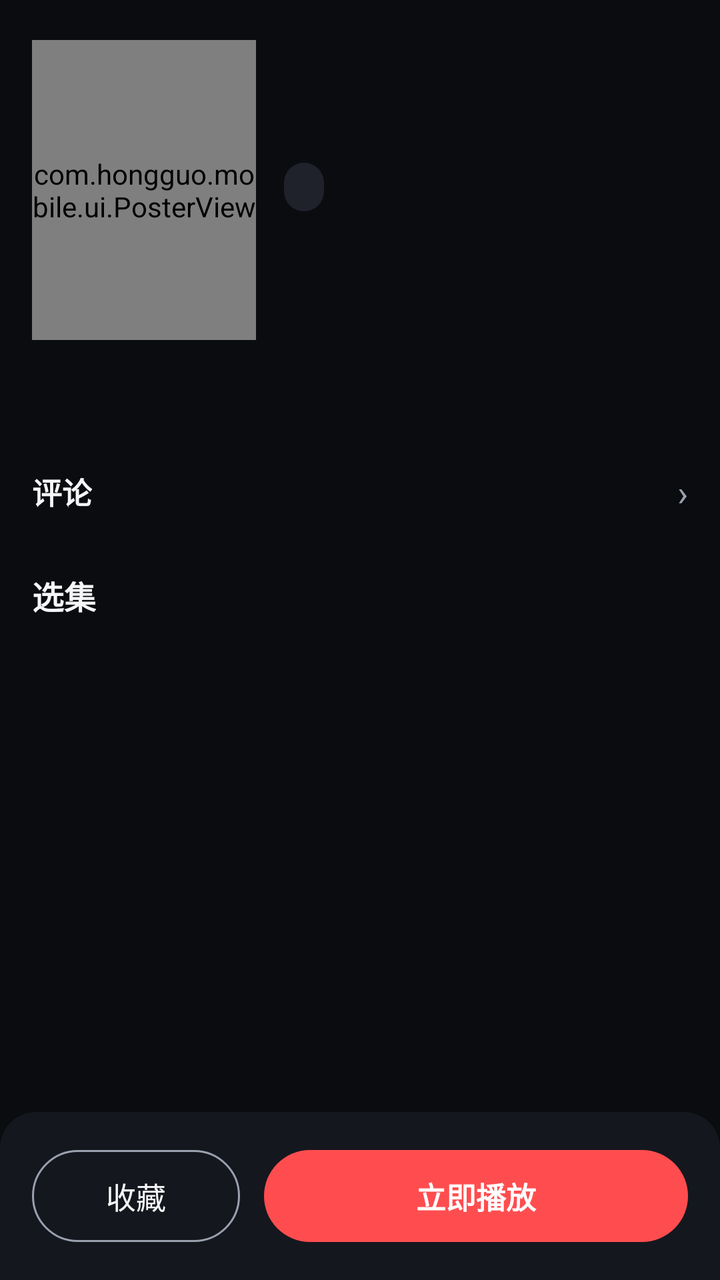
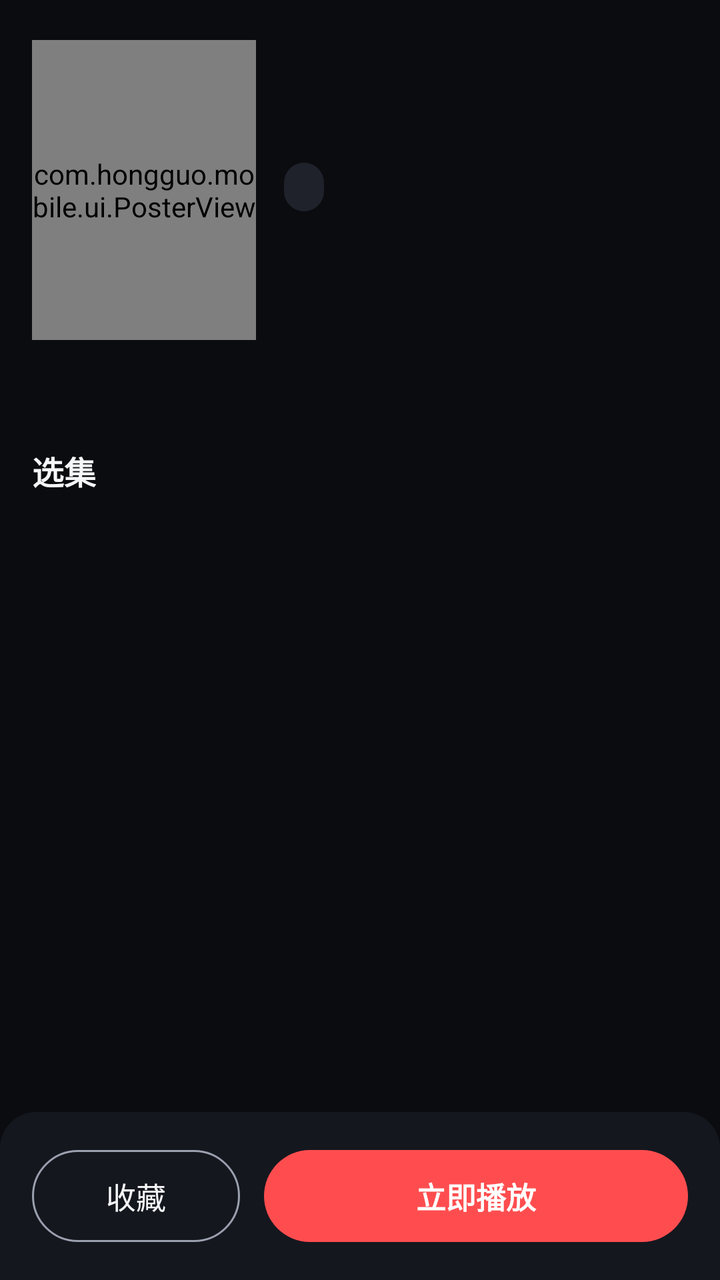

Before-and-after screenshots of an Android layout around one commit, followed by the original layout XML and the change that was made.
<!-- AndroidManifest.xml: application theme AppTheme -->
<!-- res/layout/activity_detail.xml -->
<?xml version="1.0" encoding="utf-8"?>
<FrameLayout xmlns:android="http://schemas.android.com/apk/res/android"
    android:id="@+id/root"
    android:layout_width="match_parent"
    android:layout_height="match_parent"
    android:background="@color/bg">

    <ScrollView
        android:id="@+id/scroll"
        android:layout_width="match_parent"
        android:layout_height="match_parent"
        android:fillViewport="true"
        android:scrollbars="none">

        <LinearLayout
            android:layout_width="match_parent"
            android:layout_height="wrap_content"
            android:orientation="vertical"
            android:paddingBottom="104dp">

            <LinearLayout
                android:layout_width="match_parent"
                android:layout_height="wrap_content"
                android:orientation="horizontal"
                android:paddingStart="16dp"
                android:paddingTop="20dp"
                android:paddingEnd="16dp">

                <com.hongguo.mobile.ui.PosterView
                    android:id="@+id/cover"
                    android:layout_width="112dp"
                    android:layout_height="150dp"
                    android:background="@color/surface" />

                <LinearLayout
                    android:layout_width="0dp"
                    android:layout_height="wrap_content"
                    android:layout_marginStart="14dp"
                    android:layout_weight="1"
                    android:orientation="vertical">

                    <TextView
                        android:id="@+id/title"
                        android:layout_width="match_parent"
                        android:layout_height="wrap_content"
                        android:textColor="@color/text"
                        android:textSize="20sp"
                        android:textStyle="bold" />

                    <TextView
                        android:id="@+id/tags"
                        android:layout_width="match_parent"
                        android:layout_height="wrap_content"
                        android:layout_marginTop="8dp"
                        android:ellipsize="end"
                        android:maxLines="2"
                        android:textColor="@color/text_muted"
                        android:textSize="12sp" />

                    <TextView
                        android:id="@+id/episodeCount"
                        android:layout_width="wrap_content"
                        android:layout_height="wrap_content"
                        android:layout_marginTop="10dp"
                        android:background="@drawable/bg_chip"
                        android:paddingStart="10dp"
                        android:paddingTop="4dp"
                        android:paddingEnd="10dp"
                        android:paddingBottom="4dp"
                        android:textColor="@color/text"
                        android:textSize="12sp" />
                </LinearLayout>
            </LinearLayout>

            <TextView
                android:id="@+id/description"
                android:layout_width="match_parent"
                android:layout_height="wrap_content"
                android:layout_marginStart="16dp"
                android:layout_marginTop="18dp"
                android:layout_marginEnd="16dp"
                android:lineSpacingExtra="4dp"
                android:textColor="@color/text_muted"
                android:textSize="13sp" />

            <LinearLayout
                android:id="@+id/commentsEntry"
                android:layout_width="match_parent"
                android:layout_height="wrap_content"
                android:layout_marginTop="18dp"
                android:gravity="center_vertical"
                android:orientation="horizontal"
                android:paddingStart="16dp"
                android:paddingTop="10dp"
                android:paddingEnd="16dp"
                android:paddingBottom="10dp">

                <TextView
                    android:layout_width="wrap_content"
                    android:layout_height="wrap_content"
                    android:text="评论"
                    android:textColor="@color/text"
                    android:textSize="15sp"
                    android:textStyle="bold" />

                <TextView
                    android:id="@+id/commentsHint"
                    android:layout_width="wrap_content"
                    android:layout_height="wrap_content"
                    android:layout_marginStart="8dp"
                    android:textColor="@color/text_muted"
                    android:textSize="12sp" />

                <Space
                    android:layout_width="0dp"
                    android:layout_height="0dp"
                    android:layout_weight="1" />

                <TextView
                    android:layout_width="wrap_content"
                    android:layout_height="wrap_content"
                    android:text="›"
                    android:textColor="@color/text_muted"
                    android:textSize="18sp" />
            </LinearLayout>

            <LinearLayout
                android:layout_width="match_parent"
                android:layout_height="wrap_content"
                android:layout_marginTop="18dp"
                android:gravity="center_vertical"
                android:orientation="horizontal"
                android:paddingStart="16dp"
                android:paddingEnd="16dp">

                <TextView
                    android:layout_width="wrap_content"
                    android:layout_height="wrap_content"
                    android:text="@string/episodes"
                    android:textColor="@color/text"
                    android:textSize="16sp"
                    android:textStyle="bold" />

                <Space
                    android:layout_width="0dp"
                    android:layout_height="0dp"
                    android:layout_weight="1" />

                <TextView
                    android:id="@+id/toggleAll"
                    android:layout_width="wrap_content"
                    android:layout_height="wrap_content"
                    android:padding="4dp"
                    android:text="@string/expand_all"
                    android:textColor="@color/accent"
                    android:textSize="13sp"
                    android:visibility="gone" />
            </LinearLayout>

            <LinearLayout
                android:id="@+id/episodeGrid"
                android:layout_width="match_parent"
                android:layout_height="wrap_content"
                android:orientation="vertical"
                android:paddingStart="16dp"
                android:paddingTop="10dp"
                android:paddingEnd="16dp" />
        </LinearLayout>
    </ScrollView>

    <LinearLayout
        android:layout_width="match_parent"
        android:layout_height="84dp"
        android:layout_gravity="bottom"
        android:background="@drawable/bg_panel"
        android:gravity="center_vertical"
        android:orientation="horizontal"
        android:paddingStart="16dp"
        android:paddingEnd="16dp">

        <TextView
            android:id="@+id/favBtn"
            android:layout_width="104dp"
            android:layout_height="46dp"
            android:background="@drawable/bg_btn_outline"
            android:gravity="center"
            android:text="@string/favorite"
            android:textColor="@color/text"
            android:textSize="15sp" />

        <TextView
            android:id="@+id/playBtn"
            android:layout_width="0dp"
            android:layout_height="46dp"
            android:layout_marginStart="12dp"
            android:layout_weight="1"
            android:background="@drawable/bg_btn_accent"
            android:gravity="center"
            android:text="@string/play_now"
            android:textColor="#FFFFFFFF"
            android:textSize="15sp"
            android:textStyle="bold" />
    </LinearLayout>

    <ProgressBar
        android:id="@+id/loading"
        android:layout_width="32dp"
        android:layout_height="32dp"
        android:layout_gravity="center"
        android:indeterminateTint="@color/accent" />
</FrameLayout>
<!-- resources referenced by this layout -->
<resources>
  <color name="accent">#FF4D4F</color>
  <color name="bg">#0B0C10</color>
  <color name="surface">#16181F</color>
  <color name="text">#F5F6F8</color>
  <color name="text_muted">#9AA0AE</color>
  <!-- drawable bg_btn_accent (drawable) -->
  <shape xmlns:android="http://schemas.android.com/apk/res/android" android:shape="rectangle">
      <solid android:color="@color/accent"/>
      <corners android:radius="24dp"/>
  </shape>
  <!-- drawable bg_btn_outline (drawable) -->
  <shape xmlns:android="http://schemas.android.com/apk/res/android" android:shape="rectangle">
      <solid android:color="#00000000"/>
      <stroke android:width="1dp" android:color="@color/text_muted"/>
      <corners android:radius="24dp"/>
  </shape>
  <!-- drawable bg_chip (drawable) -->
  <shape xmlns:android="http://schemas.android.com/apk/res/android" android:shape="rectangle">
      <solid android:color="@color/surface_high"/>
      <corners android:radius="16dp"/>
  </shape>
  <!-- drawable bg_panel (drawable) -->
  <shape xmlns:android="http://schemas.android.com/apk/res/android" android:shape="rectangle">
      <solid android:color="#F216181F"/>
      <corners android:topLeftRadius="18dp" android:topRightRadius="18dp"/>
  </shape>
  <string name="episodes">选集</string>
  <string name="expand_all">展开全部</string>
  <string name="favorite">收藏</string>
  <string name="play_now">立即播放</string>
  <style name="AppTheme" parent="android:Theme.Material.NoActionBar">
          <item name="android:windowBackground">@color/bg</item>
          <item name="android:statusBarColor">@color/bg</item>
          <item name="android:navigationBarColor">@color/bg</item>
          <item name="android:colorAccent">@color/accent</item>
          <item name="android:windowLightStatusBar">false</item>
      </style>
  <color name="surface_high">#1F222B</color>
</resources>

<!-- the commit's change to res/layout/activity_detail.xml (unified diff, before → after) -->
@@ -84,47 +84,6 @@
                 android:textSize="13sp" />
 
             <LinearLayout
-                android:id="@+id/commentsEntry"
-                android:layout_width="match_parent"
-                android:layout_height="wrap_content"
-                android:layout_marginTop="18dp"
-                android:gravity="center_vertical"
-                android:orientation="horizontal"
-                android:paddingStart="16dp"
-                android:paddingTop="10dp"
-                android:paddingEnd="16dp"
-                android:paddingBottom="10dp">
-
-                <TextView
-                    android:layout_width="wrap_content"
-                    android:layout_height="wrap_content"
-                    android:text="评论"
-                    android:textColor="@color/text"
-                    android:textSize="15sp"
-                    android:textStyle="bold" />
-
-                <TextView
-                    android:id="@+id/commentsHint"
-                    android:layout_width="wrap_content"
-                    android:layout_height="wrap_content"
-                    android:layout_marginStart="8dp"
-                    android:textColor="@color/text_muted"
-                    android:textSize="12sp" />
-
-                <Space
-                    android:layout_width="0dp"
-                    android:layout_height="0dp"
-                    android:layout_weight="1" />
-
-                <TextView
-                    android:layout_width="wrap_content"
-                    android:layout_height="wrap_content"
-                    android:text="›"
-                    android:textColor="@color/text_muted"
-                    android:textSize="18sp" />
-            </LinearLayout>
-
-            <LinearLayout
                 android:layout_width="match_parent"
                 android:layout_height="wrap_content"
                 android:layout_marginTop="18dp"
